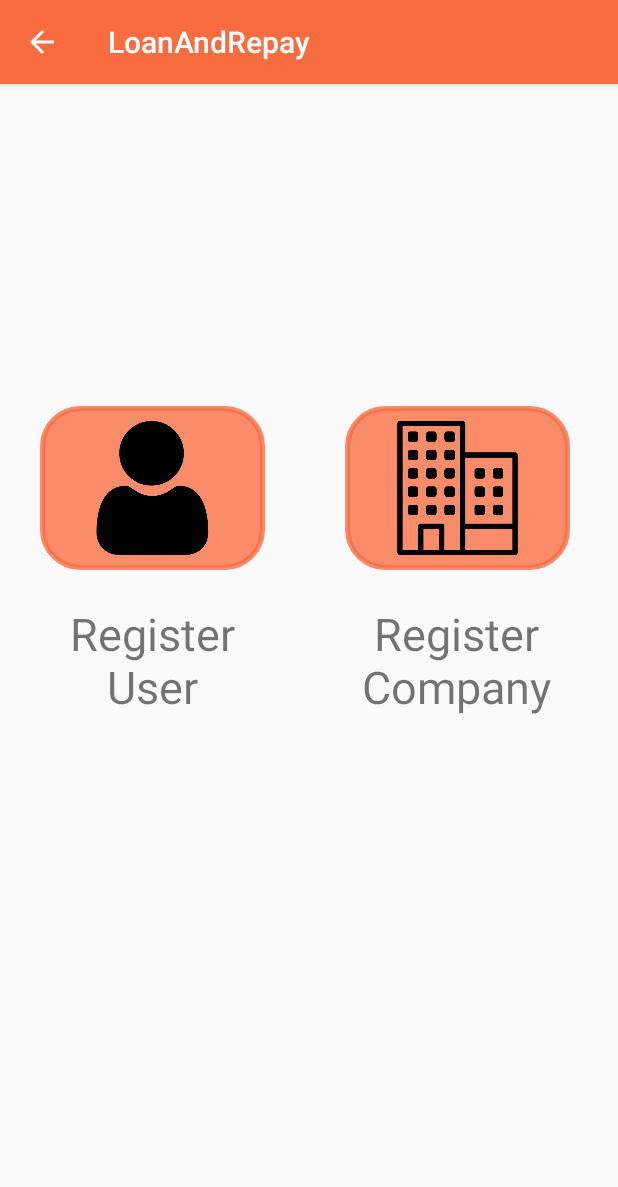
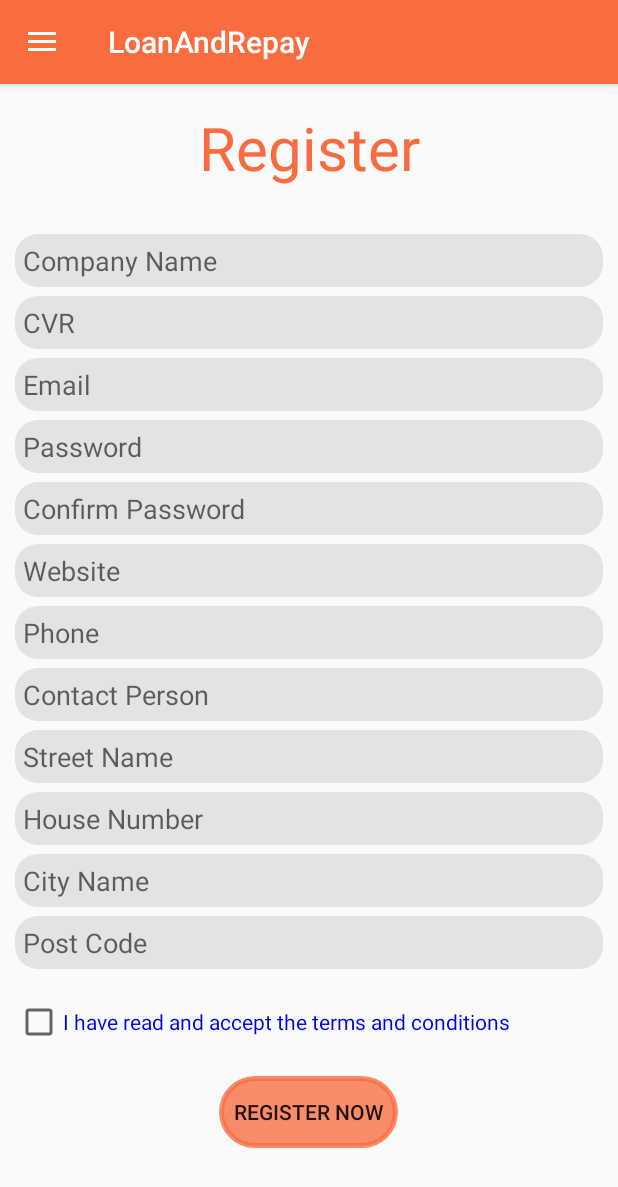
Before and after one commit to FarhadMohamad/loan-and-repay-android, an Android app: the UserTypeRegistration screen opened directly, with no data from a screen before it, after a tap on an icon or button, on a phone screen of 412 x 824 dp. Shown: the top 1187 px of the screen. Run offline under Robolectric (Android 15) with nearby library versions, the phone set to English and light mode, and no system bars.

Commit message:
Company register almost done

```diff
--- a/app/src/main/AndroidManifest.xml
+++ b/app/src/main/AndroidManifest.xml
@@ -14,7 +14,7 @@
         android:supportsRtl="true"
         android:theme="@style/AppTheme"
         android:usesCleartextTraffic="true">
-
+        <activity android:name=".company.CompanyRegisterActivity"></activity>
         <activity android:name=".MainActivity">
             <intent-filter>
                 <action android:name="android.intent.action.MAIN" />
@@ -34,7 +34,7 @@
         <activity
             android:name=".RequestLoan"
             android:parentActivityName=".MainActivity" />
-        <activity android:name=".RequestStatus"></activity>
+        <activity android:name=".RequestStatus" />
     </application>
 
 </manifest>
--- a/app/src/main/java/com/example/loanandrepay/UserTypeRegistration.java
+++ b/app/src/main/java/com/example/loanandrepay/UserTypeRegistration.java
@@ -5,6 +5,8 @@ import androidx.appcompat.app.AppCompatActivity;
 import android.content.Intent;
 import android.os.Bundle;
 import android.view.View;
+
+import com.example.loanandrepay.company.CompanyRegisterActivity;
 
 public class UserTypeRegistration extends AppCompatActivity {
 
@@ -14,8 +16,9 @@ public class UserTypeRegistration extends AppCompatActivity {
         setContentView(R.layout.activity_user_type_registration);
     }
 
-    public void OnCliekCompanyRegister(View view) {
-
+    public void OnClickCompanyRegister(View view) {
+        Intent goToRegisterActivity = new Intent(UserTypeRegistration.this, CompanyRegisterActivity.class);
+        startActivity(goToRegisterActivity);
     }
 
     public void onClickUserRegister(View view) {
--- /dev/null
+++ b/app/src/main/res/layout/activity_company_register.xml
@@ -0,0 +1,244 @@
+<?xml version="1.0" encoding="utf-8"?>
+<androidx.drawerlayout.widget.DrawerLayout xmlns:android="http://schemas.android.com/apk/res/android"
+    xmlns:app="http://schemas.android.com/apk/res-auto"
+    xmlns:tools="http://schemas.android.com/tools"
+    android:id="@+id/drawerLayout"
+    android:layout_width="match_parent"
+    android:layout_height="match_parent"
+    tools:context=".company.CompanyRegisterActivity">
+
+    <TextView
+        android:id="@+id/textView"
+        android:layout_width="135dp"
+        android:layout_height="46dp"
+        android:layout_marginTop="15dp"
+        android:text="@string/Register"
+        android:textAlignment="center"
+        android:textColor="#F86C40"
+
+        android:textSize="40dp" />
+
+    <RelativeLayout
+        android:layout_width="match_parent"
+        android:layout_height="match_parent"
+        android:layout_marginLeft="10dp"
+        android:layout_marginTop="100dp"
+        android:layout_marginRight="10dp"
+        android:orientation="vertical">
+
+
+        <ScrollView
+            android:layout_width="match_parent"
+            android:layout_height="match_parent">
+
+            <LinearLayout
+                android:layout_width="match_parent"
+                android:layout_height="wrap_content"
+                android:orientation="vertical">
+
+                <EditText
+                    android:id="@+id/txtCompanyName"
+                    android:layout_width="match_parent"
+                    android:layout_height="wrap_content"
+                    android:layout_marginBottom="6dp"
+                    android:background="@drawable/edittextlayout"
+                    android:ems="10"
+                    android:hint="@string/CompanyName"
+                    android:inputType="textPersonName"
+                    android:padding="5dip"
+                    android:textCursorDrawable="@color/textColor" />
+
+                <EditText
+                    android:id="@+id/txtCVR"
+                    android:layout_width="match_parent"
+                    android:layout_height="wrap_content"
+                    android:layout_marginBottom="6dp"
+                    android:background="@drawable/edittextlayout"
+                    android:ems="10"
+                    android:hint="CVR"
+                    android:inputType="textPersonName"
+                    android:padding="5dip"
+                    android:textCursorDrawable="@color/textColor" />
+
+
+                <EditText
+                    android:id="@+id/txtEmail"
+                    android:layout_width="match_parent"
+                    android:layout_height="wrap_content"
+                    android:layout_marginBottom="6dp"
+                    android:background="@drawable/edittextlayout"
+                    android:ems="10"
+                    android:hint="@string/hintRegisterEmail"
+                    android:inputType="textEmailAddress"
+                    android:padding="5dip"
+                    android:textCursorDrawable="@color/textColor" />
+
+                <EditText
+                    android:id="@+id/txtPassword"
+                    android:layout_width="match_parent"
+                    android:layout_height="wrap_content"
+                    android:layout_marginBottom="6dp"
+                    android:background="@drawable/edittextlayout"
+                    android:ems="10"
+                    android:hint="Password"
+                    android:inputType="textEmailAddress"
+                    android:padding="5dip"
+                    android:textCursorDrawable="@color/textColor" />
+
+                <EditText
+                    android:id="@+id/txtConfirmPassword"
+                    android:layout_width="match_parent"
+                    android:layout_height="wrap_content"
+                    android:layout_marginBottom="6dp"
+                    android:background="@drawable/edittextlayout"
+                    android:ems="10"
+                    android:hint="Confirm Password"
+                    android:inputType="textEmailAddress"
+                    android:padding="5dip"
+                    android:textCursorDrawable="@color/textColor" />
+
+                <EditText
+                    android:id="@+id/txtWebsite"
+                    android:layout_width="match_parent"
+                    android:layout_height="wrap_content"
+                    android:layout_marginBottom="6dp"
+                    android:background="@drawable/edittextlayout"
+                    android:ems="10"
+                    android:hint="Website"
+                    android:inputType="text"
+                    android:padding="5dip"
+                    android:textCursorDrawable="@color/textColor" />
+
+                <EditText
+                    android:id="@+id/txtPhone"
+                    android:layout_width="match_parent"
+                    android:layout_height="wrap_content"
+                    android:layout_marginBottom="6dp"
+                    android:background="@drawable/edittextlayout"
+                    android:ems="10"
+                    android:hint="@string/hintPhone"
+                    android:inputType="text"
+                    android:padding="5dip"
+                    android:textCursorDrawable="@color/textColor" />
+
+                <EditText
+                    android:id="@+id/txtContactPerson"
+                    android:layout_width="match_parent"
+                    android:layout_height="wrap_content"
+                    android:layout_marginBottom="6dp"
+                    android:background="@drawable/edittextlayout"
+                    android:ems="10"
+                    android:hint="Contact Person"
+                    android:inputType="text"
+                    android:padding="5dip"
+                    android:textCursorDrawable="@color/textColor" />
+
+                <EditText
+                    android:id="@+id/StreetName"
+                    android:layout_width="match_parent"
+                    android:layout_height="wrap_content"
+                    android:layout_marginBottom="6dp"
+                    android:background="@drawable/edittextlayout"
+                    android:ems="10"
+                    android:hint="Street Name"
+                    android:inputType="text"
+                    android:padding="5dip"
+                    android:textCursorDrawable="@color/textColor" />/>
+
+                <EditText
+                    android:id="@+id/HouseNumber"
+                    android:layout_width="match_parent"
+                    android:layout_height="wrap_content"
+                    android:layout_marginBottom="6dp"
+                    android:background="@drawable/edittextlayout"
+                    android:ems="10"
+                    android:hint="House Number"
+                    android:inputType="text"
+                    android:padding="5dip"
+                    android:textCursorDrawable="@color/textColor" />/>
+
+                <EditText
+                    android:id="@+id/CityName"
+                    android:layout_width="match_parent"
+                    android:layout_height="wrap_content"
+                    android:layout_marginBottom="6dp"
+                    android:background="@drawable/edittextlayout"
+                    android:ems="10"
+                    android:hint="City Name"
+                    android:inputType="text"
+                    android:padding="5dip"
+                    android:textCursorDrawable="@color/textColor" />/>
+
+                <EditText
+                    android:id="@+id/PostCode"
+                    android:layout_width="match_parent"
+                    android:layout_height="wrap_content"
+                    android:background="@drawable/edittextlayout"
+                    android:ems="10"
+                    android:hint="Post Code"
+                    android:inputType="number"
+                    android:padding="5dip"
+                    android:textCursorDrawable="@color/textColor" />
+
+
+                <TextView
+
+                    android:layout_width="wrap_content"
+                    android:layout_height="wrap_content" />
+
+                <LinearLayout
+                    android:layout_width="wrap_content"
+                    android:layout_height="match_parent"
+                    android:orientation="horizontal">
+
+                    <CheckBox
+                        android:id="@+id/chkbxTerms"
+                        android:layout_width="match_parent"
+                        android:layout_height="wrap_content" />
+
+                    <TextView
+                        android:id="@+id/textGDPR"
+                        android:layout_width="wrap_content"
+                        android:layout_height="wrap_content"
+                        android:clickable="true"
+                        android:onClick="onClickTerms"
+                        android:text="@string/txtTerms"
+                        android:textColor="#0000EE" />
+                </LinearLayout>
+
+
+                <LinearLayout
+                    android:layout_width="match_parent"
+                    android:layout_height="match_parent"
+                    android:layout_marginTop="20dp"
+                    android:gravity="center">
+
+
+                    <Button
+                        android:id="@+id/btnRegisterNow"
+                        android:layout_width="wrap_content"
+                        android:layout_height="wrap_content"
+                        android:background="@drawable/buttonlayout"
+                        android:onClick="onClickSignupBtn"
+                        android:padding="10dp"
+                        android:text="@string/btnRegisterNow" />
+
+                </LinearLayout>
+
+            </LinearLayout>
+
+        </ScrollView>
+
+
+    </RelativeLayout>
+
+    <com.google.android.material.navigation.NavigationView
+        android:id="@+id/navigation_view"
+        android:layout_width="wrap_content"
+        android:layout_height="match_parent"
+        android:layout_gravity="start"
+        app:menu="@menu/navigation_menu">
+
+    </com.google.android.material.navigation.NavigationView>
+
+</androidx.drawerlayout.widget.DrawerLayout>
--- a/app/src/main/res/layout/activity_login.xml
+++ b/app/src/main/res/layout/activity_login.xml
@@ -51,7 +51,7 @@
         android:ems="12"
         android:hint="@string/hintEmail"
         android:inputType="textPersonName"
-        android:text="atmar@hotmail.com"
+        android:text="string@shit.com"
         app:layout_constraintBottom_toBottomOf="parent"
         app:layout_constraintEnd_toEndOf="parent"
         app:layout_constraintStart_toStartOf="parent"
--- a/app/src/main/res/layout/activity_user_type_registration.xml
+++ b/app/src/main/res/layout/activity_user_type_registration.xml
@@ -40,7 +40,7 @@
         android:layout_height="109dp"
         android:background="@drawable/buttonlayout"
         android:padding="10dp"
-        android:onClick="OnCliekCompanyRegister"
+        android:onClick="OnClickCompanyRegister"
         app:layout_constraintBottom_toBottomOf="parent"
         app:layout_constraintEnd_toEndOf="parent"
         app:layout_constraintHorizontal_bias="0.877"
--- a/app/src/main/res/values/strings.xml
+++ b/app/src/main/res/values/strings.xml
@@ -96,6 +96,8 @@
     <string name="hello_second_fragment">Hello second fragment. Arg: %1$s</string>
     --------------------------------------------------------------------------------------------------------------------------------------------
     <string name="company_prompt">Choose a country</string>
+    <string name="Register">Register</string>
+    <string name="CompanyName">Company Name</string>
 
 
     <string-array name="company_arrays">
```
Also changed, not shown: app/src/main/java/com/example/loanandrepay/LoginActivity.java (+24 -4 lines), app/src/main/java/com/example/loanandrepay/company/CompanyRegisterActivity.java (added, +201 -0 lines).
